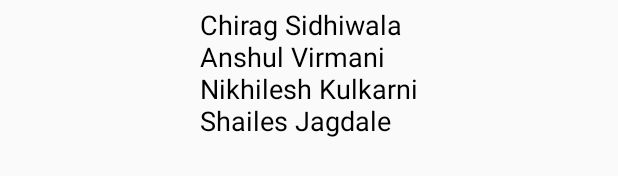
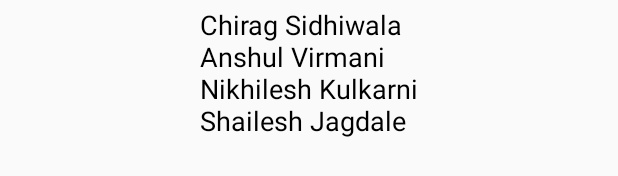
Before and after one commit to chenky2981988/SmartShopHPPOC, an Android app: the layout content_about.xml on its own in the app's theme, with its tools: preview values and no code run, on a phone screen of 412 x 824 dp. Shown: the part 257-433 px from the top of the screen. Run offline under Robolectric (Android 15) with nearby library versions, the phone set to English and light mode, and no system bars.

Commit message:
Spelling mistake

```diff
--- a/app/src/main/res/layout/content_about.xml
+++ b/app/src/main/res/layout/content_about.xml
@@ -49,7 +49,7 @@
         android:layout_marginStart="8dp"
         android:layout_marginTop="24dp"
         android:layout_marginEnd="8dp"
-        android:text="Chirag Sidhiwala\nAnshul Virmani\nNikhilesh Kulkarni\nShailes Jagdale"
+        android:text="Chirag Sidhiwala\nAnshul Virmani\nNikhilesh Kulkarni\nShailesh Jagdale"
         android:textColor="@android:color/background_dark"
         android:textSize="18sp"
         android:typeface="normal"
```
